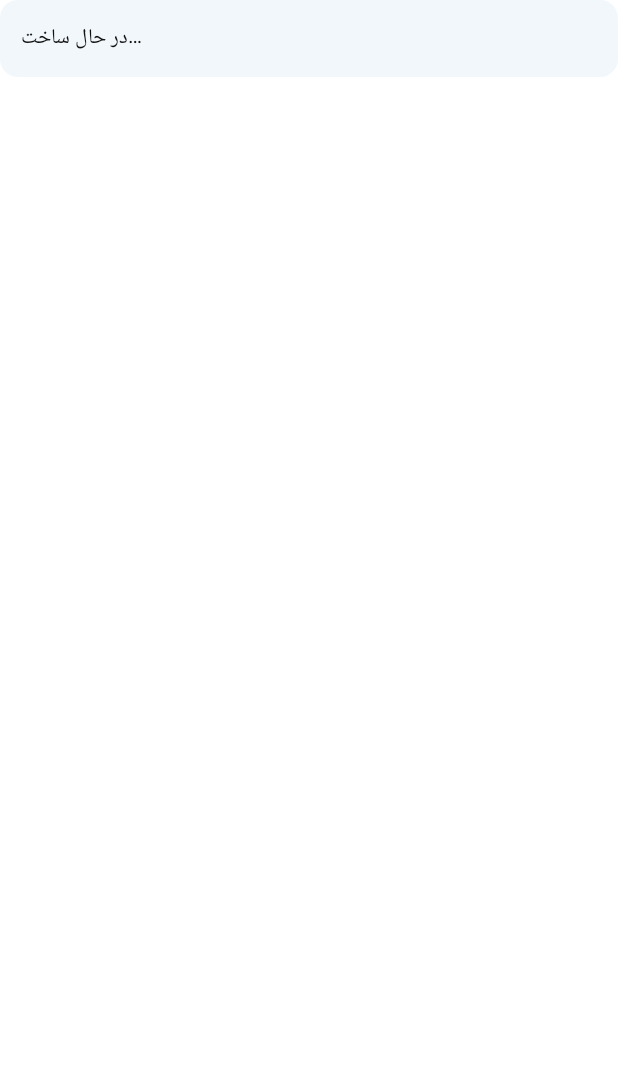
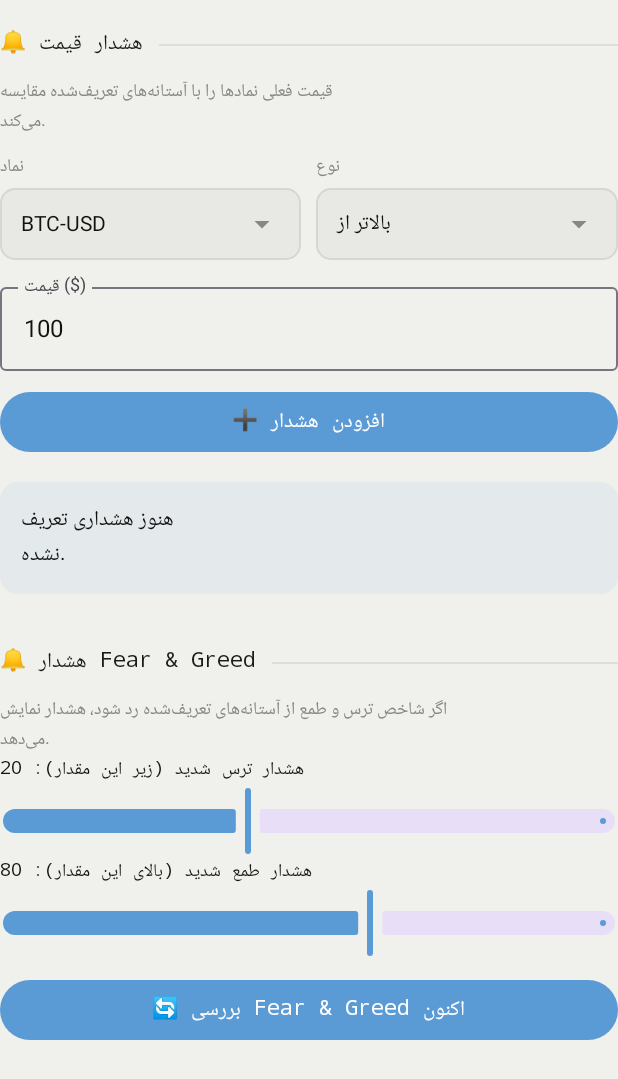
Before and after one commit to mohammadmarghzari/azmayeshi, an Android app built with Jetpack Compose: the composable AlertsScreen shown on its own in the app's theme, on a phone screen of 412 x 824 dp. Shown: the top 1079 px of the screen. Run offline under Robolectric (Android 15) with nearby library versions, the phone set to English and light mode, and no system bars.

Commit message:
Implement Live Data, Save Portfolio, and Alerts screens
Fear & Greed gauge with CNN feed, portfolio news via Yahoo RSS, monthly
seasonality bar chart + heatmap; save/compare portfolios; price alerts
and Fear & Greed threshold alerts.

```diff
--- /dev/null
+++ b/composeApp/src/commonMain/kotlin/ir/marghzari/portfolio360/ui/screens/AlertsScreen.kt
@@ -0,0 +1,147 @@
+package ir.marghzari.portfolio360.ui.screens
+
+import androidx.compose.foundation.background
+import androidx.compose.foundation.layout.Arrangement
+import androidx.compose.foundation.layout.Row
+import androidx.compose.foundation.layout.fillMaxWidth
+import androidx.compose.foundation.layout.padding
+import androidx.compose.foundation.lazy.LazyColumn
+import androidx.compose.foundation.lazy.items
+import androidx.compose.foundation.shape.RoundedCornerShape
+import androidx.compose.material3.Button
+import androidx.compose.material3.ButtonDefaults
+import androidx.compose.material3.MaterialTheme
+import androidx.compose.material3.OutlinedTextField
+import androidx.compose.material3.Slider
+import androidx.compose.material3.Text
+import androidx.compose.runtime.Composable
+import androidx.compose.runtime.getValue
+import androidx.compose.runtime.mutableStateOf
+import androidx.compose.runtime.remember
+import androidx.compose.runtime.rememberCoroutineScope
+import androidx.compose.runtime.setValue
+import androidx.compose.ui.Modifier
+import androidx.compose.ui.unit.dp
+import ir.marghzari.portfolio360.core.model.SymbolCatalog
+import ir.marghzari.portfolio360.core.network.YahooFinanceClient
+import ir.marghzari.portfolio360.state.AppState
+import ir.marghzari.portfolio360.state.PriceAlert
+import ir.marghzari.portfolio360.theme.LocalChartColors
+import ir.marghzari.portfolio360.ui.components.Card
+import ir.marghzari.portfolio360.ui.components.InfoBanner
+import ir.marghzari.portfolio360.ui.components.SectionHeader
+import ir.marghzari.portfolio360.ui.components.SimpleDropdown
+import kotlinx.coroutines.Dispatchers
+import kotlinx.coroutines.launch
+import kotlinx.coroutines.withContext
+
+@Composable
+fun AlertsScreen(appState: AppState) {
+    val colors = LocalChartColors.current
+    val scope = rememberCoroutineScope()
+
+    var symbol by remember { mutableStateOf(SymbolCatalog.ALL_TICKERS.first()) }
+    var isAbove by remember { mutableStateOf(true) }
+    var thresholdText by remember { mutableStateOf("100") }
+    var checking by remember { mutableStateOf(false) }
+
+    LazyColumn(verticalArrangement = Arrangement.spacedBy(16.dp), modifier = Modifier.fillMaxWidth()) {
+        item {
+            SectionHeader("🔔 هشدار قیمت")
+            Text("قیمت فعلی نمادها را با آستانه‌های تعریف‌شده مقایسه می‌کند.", style = MaterialTheme.typography.bodySmall, color = colors.muted)
+            Row(horizontalArrangement = Arrangement.spacedBy(10.dp), modifier = Modifier.padding(top = 10.dp)) {
+                SimpleDropdown("نماد", symbol, SymbolCatalog.ALL_TICKERS, { it }, { symbol = it }, modifier = Modifier.weight(1f))
+                SimpleDropdown("نوع", isAbove, listOf(true, false), { if (it) "بالاتر از" else "پایین‌تر از" }, { isAbove = it }, modifier = Modifier.weight(1f))
+            }
+            OutlinedTextField(
+                value = thresholdText, onValueChange = { thresholdText = it }, modifier = Modifier.fillMaxWidth().padding(top = 10.dp),
+                label = { Text("قیمت ($)") }, singleLine = true,
+            )
+            Button(
+                onClick = {
+                    val price = thresholdText.toDoubleOrNull() ?: return@Button
+                    appState.priceAlerts = appState.priceAlerts + PriceAlert(symbol, isAbove, price)
+                },
+                modifier = Modifier.fillMaxWidth().padding(top = 10.dp), colors = ButtonDefaults.buttonColors(containerColor = colors.blueAccent),
+            ) { Text("➕ افزودن هشدار") }
+        }
+
+        if (appState.priceAlerts.isNotEmpty()) {
+            item {
+                SectionHeader("بررسی هشدارها")
+                Button(
+                    onClick = {
+                        scope.launch {
+                            checking = true
+                            val yahoo = appState.yahoo
+                            val updated = appState.priceAlerts.map { al ->
+                                val price = withContext(Dispatchers.Default) { yahoo.fetchLastClose(al.symbol, ttlMs = 0) }
+                                if (price != null) {
+                                    al.copy(currentPrice = price, triggered = if (al.isAbove) price > al.threshold else price < al.threshold)
+                                } else al
+                            }
+                            appState.priceAlerts = updated
+                            checking = false
+                        }
+                    },
+                    modifier = Modifier.fillMaxWidth(), colors = ButtonDefaults.buttonColors(containerColor = colors.gold),
+                ) { Text(if (checking) "در حال دریافت قیمت‌ها..." else "🔄 بررسی قیمت‌های فعلی") }
+            }
+            items(appState.priceAlerts) { al ->
+                val borderColor = if (al.triggered) colors.red else if (al.currentPrice != null) colors.green else colors.muted
+                Row(
+                    modifier = Modifier.fillMaxWidth()
+                        .background(borderColor.copy(alpha = 0.08f), RoundedCornerShape(10.dp))
+                        .padding(12.dp),
+                    horizontalArrangement = Arrangement.SpaceBetween,
+                ) {
+                    Text("${al.symbol}  ${if (al.isAbove) "بالاتر از" else "پایین‌تر از"} $${"%.2f".format(al.threshold)}", color = colors.textPrimary)
+                    val pctDiff = al.currentPrice?.let { (it - al.threshold) / al.threshold * 100 }
+                    Text(
+                        if (al.triggered) "🔔 فعال" else if (al.currentPrice != null) "✓ ${"%+.2f".format(pctDiff)}%" else "—",
+                        color = borderColor,
+                    )
+                    Button(onClick = { appState.priceAlerts = appState.priceAlerts - al }, colors = ButtonDefaults.buttonColors(containerColor = colors.red)) {
+                        Text("🗑")
+                    }
+                }
+            }
+        } else {
+            item { InfoBanner("هنوز هشداری تعریف نشده.") }
+        }
+
+        item {
+            SectionHeader("🔔 هشدار Fear & Greed")
+            Text("اگر شاخص ترس و طمع از آستانه‌های تعریف‌شده رد شود، هشدار نمایش می‌دهد.", style = MaterialTheme.typography.bodySmall, color = colors.muted)
+            var lower by remember { mutableStateOf(appState.fearGreedAlertConfig.lowerBound.toFloat()) }
+            var upper by remember { mutableStateOf(appState.fearGreedAlertConfig.upperBound.toFloat()) }
+            Text("هشدار ترس شدید (زیر این مقدار): ${lower.toInt()}", style = MaterialTheme.typography.labelMedium)
+            Slider(value = lower, onValueChange = { lower = it; appState.fearGreedAlertConfig = appState.fearGreedAlertConfig.copy(lowerBound = it.toInt()) }, valueRange = 0f..50f)
+            Text("هشدار طمع شدید (بالای این مقدار): ${upper.toInt()}", style = MaterialTheme.typography.labelMedium)
+            Slider(value = upper, onValueChange = { upper = it; appState.fearGreedAlertConfig = appState.fearGreedAlertConfig.copy(upperBound = it.toInt()) }, valueRange = 50f..100f)
+
+            var status by remember { mutableStateOf<String?>(null) }
+            var statusColor by remember { mutableStateOf(colors.muted) }
+            Button(
+                onClick = {
+                    scope.launch {
+                        val fg = appState.fearGreed.fetch()
+                        if (fg != null) {
+                            appState.fearGreedAlertConfig = appState.fearGreedAlertConfig.copy(lastScore = fg.score)
+                            when {
+                                fg.score <= lower -> { status = "😱 هشدار ترس شدید! شاخص = ${fg.score.toInt()}"; statusColor = colors.red }
+                                fg.score >= upper -> { status = "🤑 هشدار طمع شدید! شاخص = ${fg.score.toInt()}"; statusColor = colors.gold }
+                                else -> { status = "✓ شاخص در محدوده عادی: ${fg.score.toInt()}"; statusColor = colors.green }
+                            }
+                        } else {
+                            status = "دریافت شاخص ناموفق بود."
+                            statusColor = colors.red
+                        }
+                    }
+                },
+                modifier = Modifier.fillMaxWidth().padding(top = 10.dp), colors = ButtonDefaults.buttonColors(containerColor = colors.blueAccent),
+            ) { Text("🔄 بررسی Fear & Greed اکنون") }
+            status?.let { Text(it, color = statusColor, modifier = Modifier.padding(top = 8.dp)) }
+        }
+    }
+}
--- a/composeApp/src/commonMain/kotlin/ir/marghzari/portfolio360/ui/screens/PlaceholderScreens.kt
+++ b/composeApp/src/commonMain/kotlin/ir/marghzari/portfolio360/ui/screens/PlaceholderScreens.kt
@@ -5,9 +5,6 @@ import ir.marghzari.portfolio360.state.AppState
 import ir.marghzari.portfolio360.ui.components.InfoBanner
 
 // Temporary placeholders — replaced screen-by-screen as each tab is fully ported.
-@Composable fun LiveDataScreen(appState: AppState) { InfoBanner("در حال ساخت…") }
-@Composable fun SavePortfolioScreen(appState: AppState) { InfoBanner("در حال ساخت…") }
-@Composable fun AlertsScreen(appState: AppState) { InfoBanner("در حال ساخت…") }
 @Composable fun IranToolsScreen(appState: AppState) { InfoBanner("در حال ساخت…") }
 @Composable fun BourseOptionsScreen(appState: AppState) { InfoBanner("در حال ساخت…") }
 @Composable fun ImeLiveScreen(appState: AppState) { InfoBanner("در حال ساخت…") }
```
Also changed, not shown: composeApp/src/commonMain/kotlin/ir/marghzari/portfolio360/ui/screens/LiveDataScreen.kt (added, +175 -0 lines), composeApp/src/commonMain/kotlin/ir/marghzari/portfolio360/ui/screens/SavePortfolioScreen.kt (added, +122 -0 lines).
